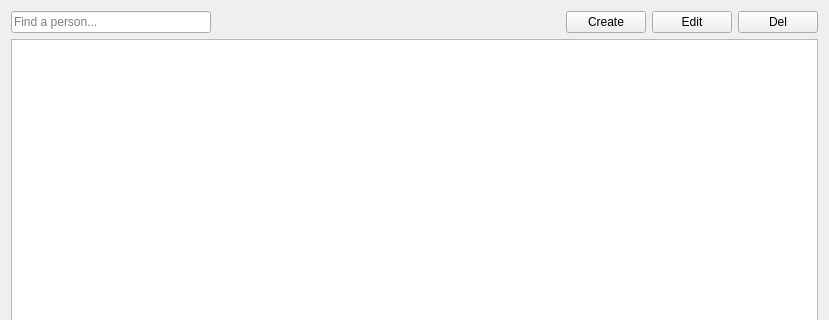
This is Persons/PersonsModule.ui in DStalytenkoDev/SchoolCRM as Qt 5 draws it before an edit; both pictures show x 0 to 829 and y 0 to 320 of the 829 by 603 pixel window. The edited form follows.
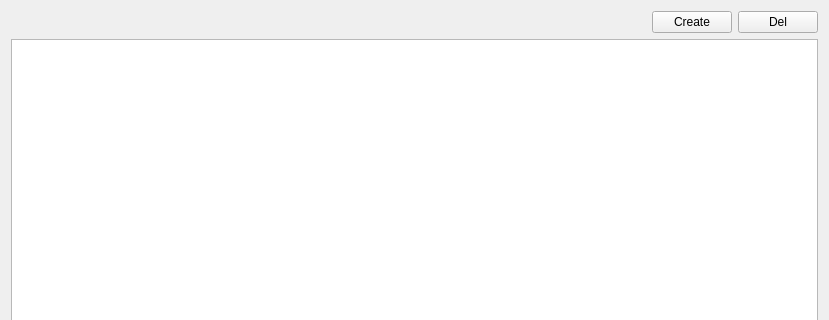
This is the edited form.

Commit message: SubjectsModule gets state machine, persons has state tree changes fix #20 and #21 for Subjects and Persons fix #22 for Subjects bug: when persons cant be edited if it remains with the same persons's name bug: when person asserts while removing

Patch:
```diff
--- a/Persons/PersonsModule.ui
+++ b/Persons/PersonsModule.ui
@@ -16,28 +16,6 @@
   <layout class="QVBoxLayout" name="verticalLayout_2">
    <item>
     <layout class="QHBoxLayout" name="menuLayout">
-     <item>
-      <widget class="QLineEdit" name="searchPerson">
-       <property name="minimumSize">
-        <size>
-         <width>150</width>
-         <height>0</height>
-        </size>
-       </property>
-       <property name="maximumSize">
-        <size>
-         <width>200</width>
-         <height>16777215</height>
-        </size>
-       </property>
-       <property name="inputMask">
-        <string/>
-       </property>
-       <property name="placeholderText">
-        <string>Find a person...</string>
-       </property>
-      </widget>
-     </item>
      <item>
       <spacer name="horizontalSpacer">
        <property name="orientation">
@@ -58,13 +36,6 @@
        </property>
       </widget>
      </item>
-     <item>
-      <widget class="QPushButton" name="editPerson">
-       <property name="text">
-        <string>Edit</string>
-       </property>
-      </widget>
-     </item>
      <item>
       <widget class="QPushButton" name="deletePerson">
        <property name="text">
```
The commit also changes 9 other files.
